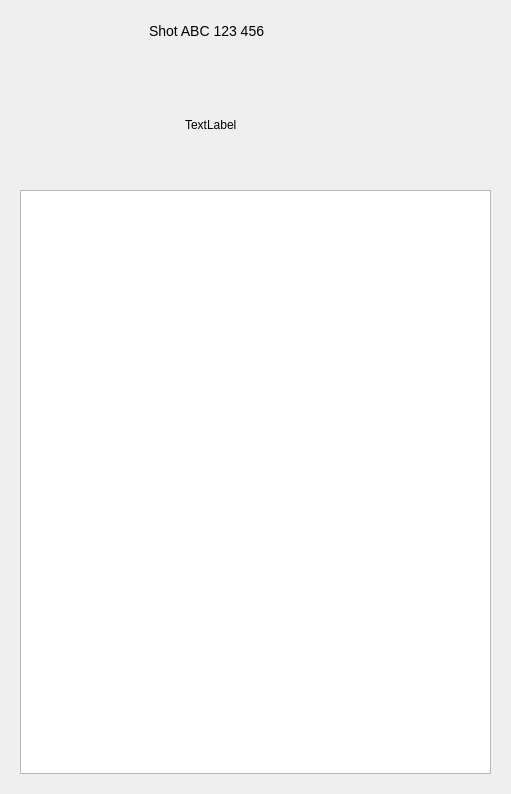
The window that resources/dialog.ui (shotgunsoftware/tk-multi-shotgunpanel) describes before a commit, drawn with Qt 5.
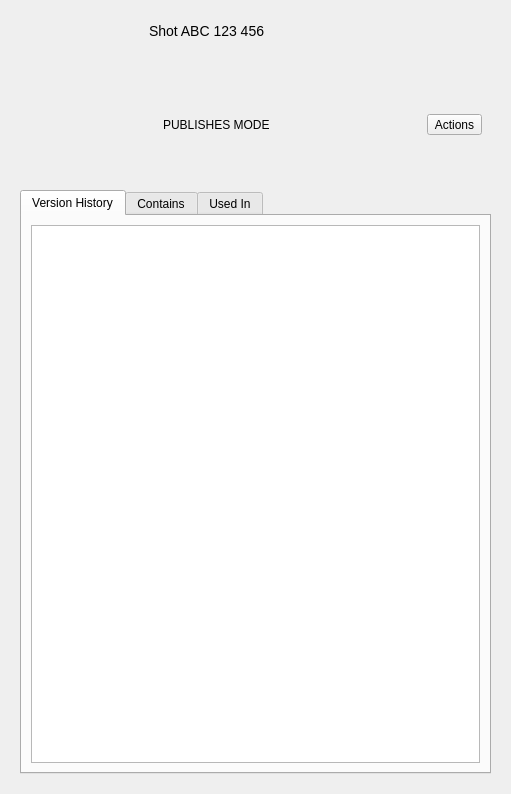
The same window after the commit. The open tabs and pages were chosen to show the change. Icons and pictures are not drawn.

The edit to the form file:
```diff
--- a/resources/dialog.ui
+++ b/resources/dialog.ui
@@ -505,13 +505,13 @@
            <widget class="QLabel" name="publish_thumb">
             <property name="minimumSize">
              <size>
-              <width>150</width>
+              <width>128</width>
               <height>100</height>
              </size>
             </property>
             <property name="maximumSize">
              <size>
-              <width>150</width>
+              <width>128</width>
               <height>100</height>
              </size>
             </property>
@@ -529,27 +529,106 @@
           <item>
            <widget class="QLabel" name="publish_text">
             <property name="text">
-             <string>TextLabel</string>
+             <string>PUBLISHES MODE</string>
             </property>
             <property name="wordWrap">
              <bool>true</bool>
             </property>
            </widget>
           </item>
+          <item>
+           <widget class="QToolButton" name="publish_actions_btn">
+            <property name="minimumSize">
+             <size>
+              <width>55</width>
+              <height>0</height>
+             </size>
+            </property>
+            <property name="maximumSize">
+             <size>
+              <width>55</width>
+              <height>16777215</height>
+             </size>
+            </property>
+            <property name="text">
+             <string>Actions</string>
+            </property>
+            <property name="popupMode">
+             <enum>QToolButton::InstantPopup</enum>
+            </property>
+            <property name="toolButtonStyle">
+             <enum>Qt::ToolButtonTextOnly</enum>
+            </property>
+           </widget>
+          </item>
          </layout>
         </widget>
        </item>
        <item>
-        <widget class="QListView" name="publish_publish_view">
-         <property name="verticalScrollMode">
-          <enum>QAbstractItemView::ScrollPerPixel</enum>
+        <widget class="QTabWidget" name="tabWidget_3">
+         <property name="currentIndex">
+          <number>0</number>
          </property>
-         <property name="horizontalScrollMode">
-          <enum>QAbstractItemView::ScrollPerPixel</enum>
-         </property>
-         <property name="uniformItemSizes">
-          <bool>true</bool>
-         </property>
+         <widget class="QWidget" name="tab_3">
+          <attribute name="title">
+           <string>Version History</string>
+          </attribute>
+          <layout class="QVBoxLayout" name="verticalLayout_15">
+           <item>
+            <widget class="QListView" name="publish_publish_view_3">
+             <property name="verticalScrollMode">
+              <enum>QAbstractItemView::ScrollPerPixel</enum>
+             </property>
+             <property name="horizontalScrollMode">
+              <enum>QAbstractItemView::ScrollPerPixel</enum>
+             </property>
+             <property name="uniformItemSizes">
+              <bool>true</bool>
+             </property>
+            </widget>
+           </item>
+          </layout>
+         </widget>
+         <widget class="QWidget" name="tab">
+          <attribute name="title">
+           <string>Contains</string>
+          </attribute>
+          <layout class="QVBoxLayout" name="verticalLayout_13">
+           <item>
+            <widget class="QListView" name="publish_publish_view">
+             <property name="verticalScrollMode">
+              <enum>QAbstractItemView::ScrollPerPixel</enum>
+             </property>
+             <property name="horizontalScrollMode">
+              <enum>QAbstractItemView::ScrollPerPixel</enum>
+             </property>
+             <property name="uniformItemSizes">
+              <bool>true</bool>
+             </property>
+            </widget>
+           </item>
+          </layout>
+         </widget>
+         <widget class="QWidget" name="tab_2">
+          <attribute name="title">
+           <string>Used In</string>
+          </attribute>
+          <layout class="QVBoxLayout" name="verticalLayout_14">
+           <item>
+            <widget class="QListView" name="publish_publish_view_2">
+             <property name="verticalScrollMode">
+              <enum>QAbstractItemView::ScrollPerPixel</enum>
+             </property>
+             <property name="horizontalScrollMode">
+              <enum>QAbstractItemView::ScrollPerPixel</enum>
+             </property>
+             <property name="uniformItemSizes">
+              <bool>true</bool>
+             </property>
+            </widget>
+           </item>
+          </layout>
+         </widget>
         </widget>
        </item>
       </layout>
```
Left out of the diff: 69 changed lines with no effect on the pictures.
